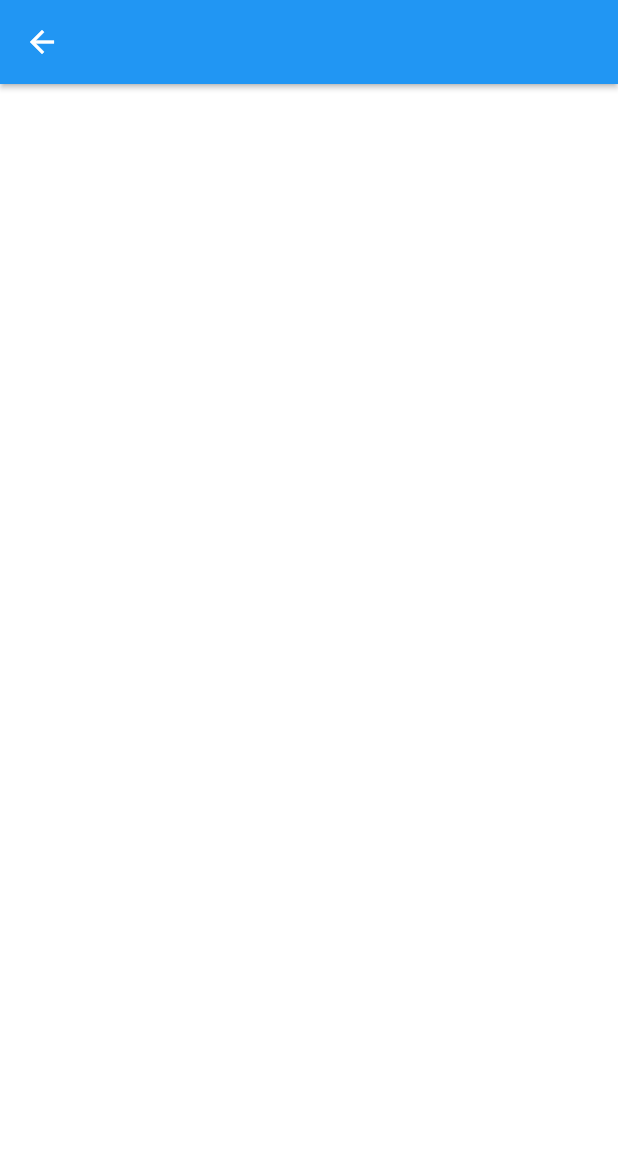
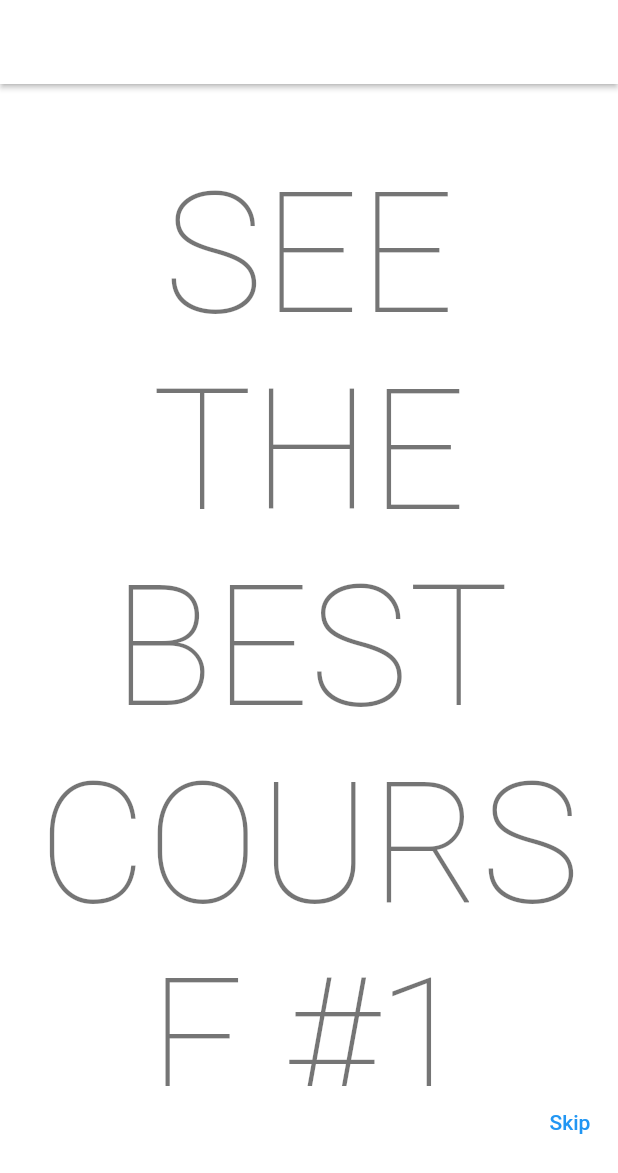
Before and after one commit to adicomdotir/my-mobile-training, a Flutter app: the OnBoardingView screen opened directly, on a phone screen of 412 x 824 dp. Shown: the top 1173 px of the screen. Run offline on Flutter 3.47's test engine with Material 2 defaults, Android fonts, the phone set to English and light mode, and no system bars; our stand-ins replace bloc, equatable, faker, file_picker, flutter_bloc, flutter_svg and 2 more; missing offline and left inert: dart:js, persian_datetime_picker; accounts and stored records are empty; project files that could hold a hidden picture were left out.

```diff
--- a/lib/clean_architecture_app/presentation/onboarding/onboarding.dart
+++ b/lib/clean_architecture_app/presentation/onboarding/onboarding.dart
@@ -4,6 +4,7 @@ import 'package:first_flutter/clean_architecture_app/presentation/resources/stri
 import 'package:first_flutter/clean_architecture_app/presentation/resources/values_manager.dart';
 import 'package:flutter/material.dart';
 import 'package:flutter/services.dart';
+import 'package:flutter_svg/flutter_svg.dart';
 
 class OnBoardingView extends StatefulWidget {
   const OnBoardingView({Key? key}) : super(key: key);
@@ -15,12 +16,17 @@ class OnBoardingView extends StatefulWidget {
 class _OnBoardingViewState extends State<OnBoardingView> {
   late final List<SliderObject> _list = _getSliderData();
   PageController _pageController = PageController();
+  int _currentIndex = 0;
 
   List<SliderObject> _getSliderData() => [
-    SliderObject(AppStrings.onBoardingTitle1, AppStrings.onBoardingSubTitle1, ImageAssets.onboardingLogo1),
-    SliderObject(AppStrings.onBoardingTitle2, AppStrings.onBoardingSubTitle2, ImageAssets.onboardingLogo2),
-    SliderObject(AppStrings.onBoardingTitle3, AppStrings.onBoardingSubTitle3, ImageAssets.onboardingLogo3),
-    SliderObject(AppStrings.onBoardingTitle4, AppStrings.onBoardingSubTitle4, ImageAssets.onboardingLogo4),
+        SliderObject(AppStrings.onBoardingTitle1,
+            AppStrings.onBoardingSubTitle1, ImageAssets.onboardingLogo1),
+        SliderObject(AppStrings.onBoardingTitle2,
+            AppStrings.onBoardingSubTitle2, ImageAssets.onboardingLogo2),
+        SliderObject(AppStrings.onBoardingTitle3,
+            AppStrings.onBoardingSubTitle3, ImageAssets.onboardingLogo3),
+        SliderObject(AppStrings.onBoardingTitle4,
+            AppStrings.onBoardingSubTitle4, ImageAssets.onboardingLogo4),
       ];
 
   @override
@@ -29,18 +35,78 @@ class _OnBoardingViewState extends State<OnBoardingView> {
       backgroundColor: ColorManager.white,
       appBar: AppBar(
         elevation: AppSize.s1_5,
+        backgroundColor: ColorManager.white,
         systemOverlayStyle: SystemUiOverlayStyle(
             statusBarColor: ColorManager.white,
             statusBarBrightness: Brightness.dark,
-          statusBarIconBrightness: Brightness.dark
-        ),
+            statusBarIconBrightness: Brightness.dark),
       ),
       body: PageView.builder(
           controller: _pageController,
           itemCount: _list.length,
+          onPageChanged: (index) {
+            setState(() {
+              _currentIndex = index;
+            });
+          },
           itemBuilder: (ctx, index) {
+            return OnBoardingPage(_list[index]);
+          }),
+      bottomSheet: Container(
+        color: ColorManager.white,
+        height: AppSize.s100,
+        child: Column(
+          children: [
+            Align(
+                alignment: Alignment.centerRight,
+                child: TextButton(
+                    onPressed: () {},
+                    child: Text(
+                      AppStrings.skip,
+                      textAlign: TextAlign.end,
+                    )))
+          ],
+        ),
+      ),
+    );
+  }
+}
 
-        }),
+class OnBoardingPage extends StatelessWidget {
+  SliderObject _sliderObject;
+  OnBoardingPage(this._sliderObject, {Key? key}) : super(key: key);
+
+  @override
+  Widget build(BuildContext context) {
+    return Column(
+      mainAxisAlignment: MainAxisAlignment.start,
+      children: [
+        SizedBox(
+          height: AppSize.s40,
+        ),
+        Padding(
+          padding: const EdgeInsets.all(AppPadding.p8),
+          child: Text(
+            _sliderObject.title,
+            textAlign: TextAlign.center,
+            style: Theme.of(context).textTheme.headline1,
+          ),
+        ),
+        Padding(
+          padding: const EdgeInsets.all(AppPadding.p8),
+          child: Text(
+            _sliderObject.subTitle,
+            textAlign: TextAlign.center,
+            style: Theme.of(context).textTheme.subtitle1,
+          ),
+        ),
+        SizedBox(
+          height: AppSize.s60,
+        ),
+        SvgPicture.asset(
+          _sliderObject.image,
+        )
+      ],
     );
   }
 }
--- a/lib/clean_architecture_app/presentation/resources/strings_manager.dart
+++ b/lib/clean_architecture_app/presentation/resources/strings_manager.dart
@@ -10,4 +10,5 @@ class AppStrings {
   static const String onBoardingSubTitle3 = "Tut app is a awesome flutter application using clean architecture #3";
   static const String onBoardingSubTitle4 = "Tut app is a awesome flutter application using clean architecture #4";
 
+  static const String skip = "Skip";
 }
--- a/lib/clean_architecture_app/presentation/resources/values_manager.dart
+++ b/lib/clean_architecture_app/presentation/resources/values_manager.dart
@@ -26,6 +26,8 @@ class AppSize {
   static const double s18 = 18.0;
   static const double s20 = 20.0;
   static const double s28 = 28.0;
+  static const double s40 = 40.0;
   static const double s60 = 60.0;
   static const double s65 = 65.0;
+  static const double s100 = 100.0;
 }
```
Lines whose indentation alone changed are shown as unchanged.
